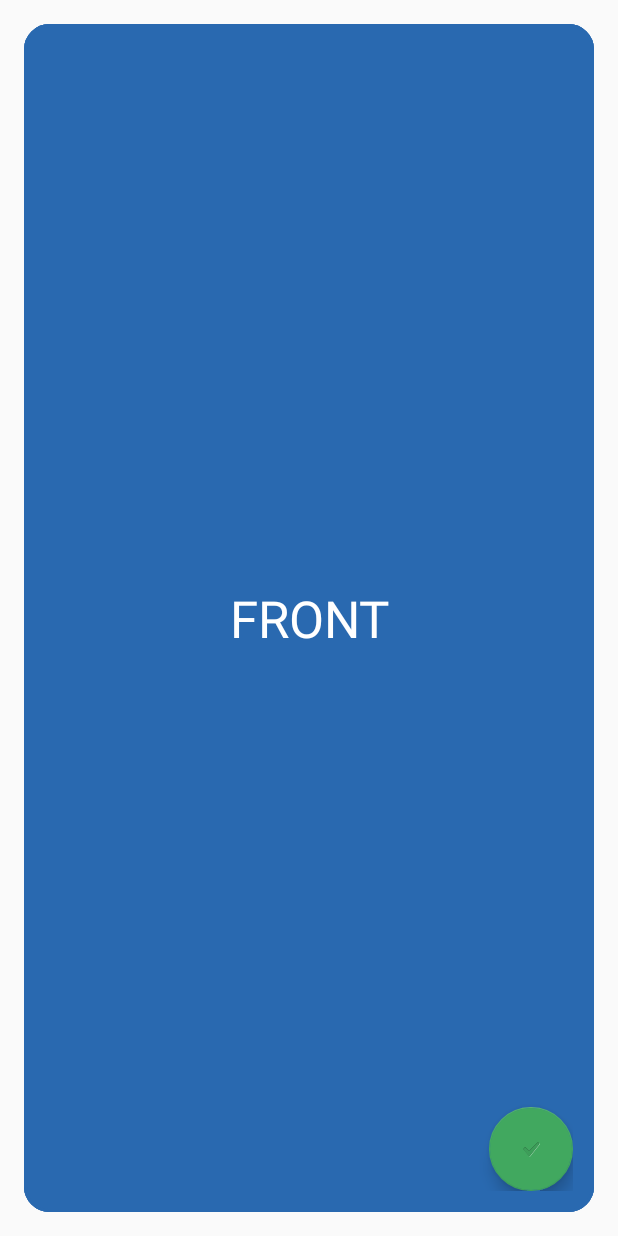
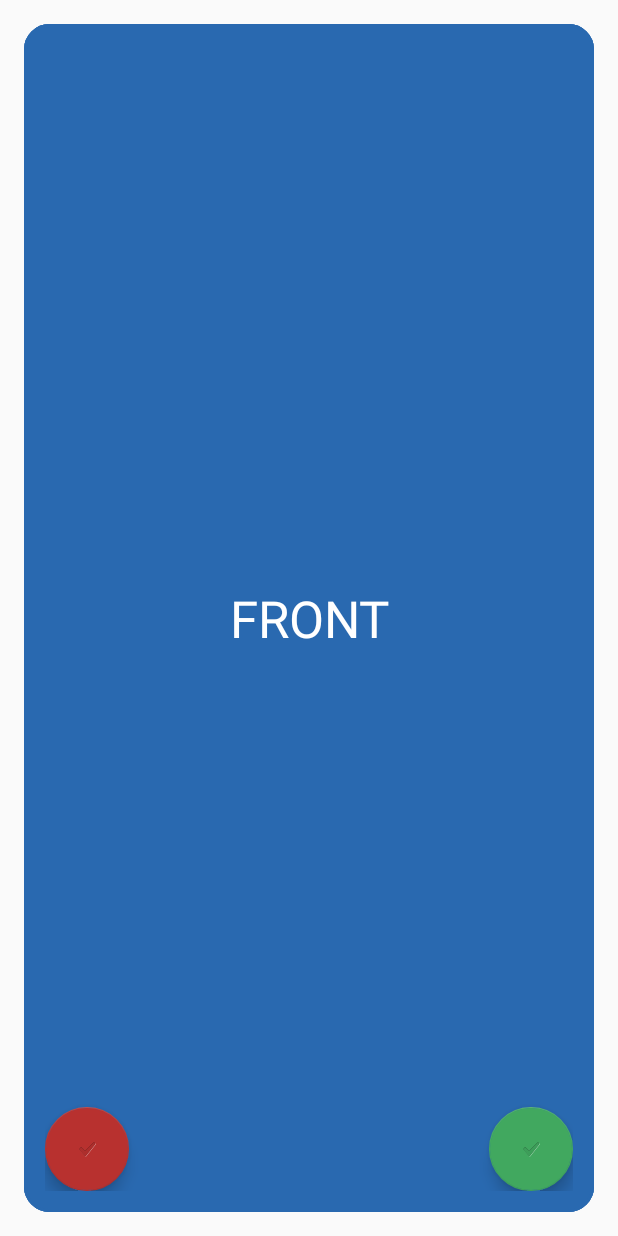
Before and after one commit to roberteverman/FourEyes, an Android app: the layout activity_flash_cards.xml on its own in the app's theme, with its tools: preview values and no code run, on a phone screen of 412 x 824 dp. Run offline under Robolectric (Android 15) with nearby library versions, the phone set to English and light mode, and no system bars.

Commit message:
Added movable floating action button

```diff
--- a/app/src/main/res/layout/activity_flash_cards.xml
+++ b/app/src/main/res/layout/activity_flash_cards.xml
@@ -14,18 +14,28 @@
     <android.widget.RelativeLayout
         android:layout_width="match_parent"
         android:layout_height="match_parent"
-        android:elevation="6dp"
+        android:elevation="1dp"
         android:padding="30dp">
 
-        <android.support.design.widget.FloatingActionButton
-            android:id="@+id/floatingActionButton"
+        <com.example.MovableFloatingActionButton
+            android:id="@+id/correct"
             android:layout_width="wrap_content"
             android:layout_height="wrap_content"
             android:layout_alignParentEnd="true"
             android:layout_alignParentBottom="true"
-            android:clickable="true"
             android:elevation="6dp"
             app:backgroundTint="@color/chateauGreen"
+            app:srcCompat="?android:attr/textCheckMark" />
+
+        <com.example.MovableFloatingActionButton
+            android:id="@+id/incorrect"
+            android:layout_width="wrap_content"
+            android:layout_height="wrap_content"
+            android:layout_above="@+id/correct"
+            android:layout_alignParentStart="true"
+            android:layout_alignParentBottom="true"
+            android:elevation="6dp"
+            app:backgroundTint="@color/wellRead"
             app:srcCompat="?android:attr/textCheckMark" />
 
     </android.widget.RelativeLayout>
--- a/app/src/main/res/layout/activity_main.xml
+++ b/app/src/main/res/layout/activity_main.xml
@@ -176,7 +176,7 @@
 
             <Button
                 android:id="@+id/button"
-                style="@android:style/Widget.DeviceDefault.Button"
+                style="@style/Widget.AppCompat.Button"
                 android:layout_width="wrap_content"
                 android:layout_height="wrap_content"
                 android:layout_weight="1"
```
Also changed, not shown: app/src/main/java/com/keepcalmandkanji/foureyes/MovableFloatingActionButton.java (added, +97 -0 lines), app/src/main/res/values/attrs.xml (added, +12 -0 lines), 2 other files.
